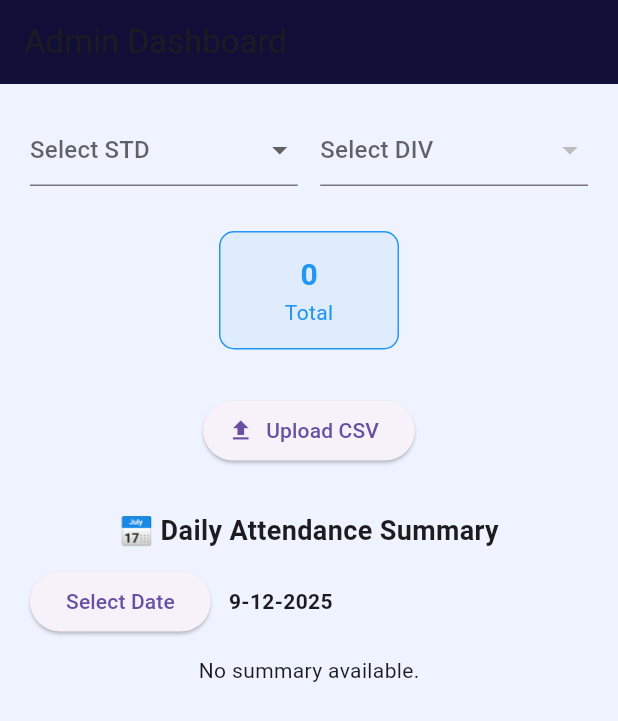
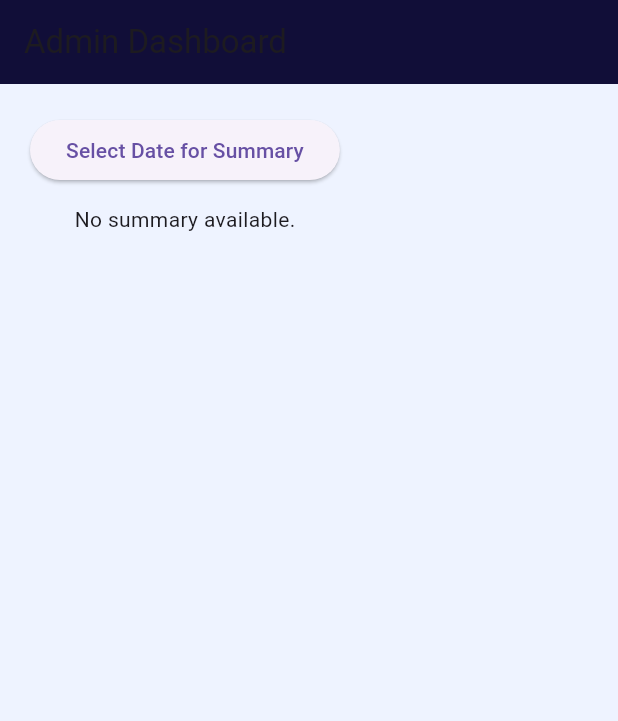
Before and after one commit to vidyakunj/vidyakunj-full-ready, a Flutter app: the AdminDashboard screen opened directly, on a phone screen of 412 x 824 dp. Shown: the top 721 px of the screen. Run offline on Flutter 3.47's test engine with Material 3 defaults, Android fonts, the phone set to English and light mode, and no system bars; our stand-ins replace csv, file_picker, shared_preferences; accounts and stored records are empty.

Commit message:
Update admin_dashboard.dart

```diff
--- a/lib/screens/admin_dashboard.dart
+++ b/lib/screens/admin_dashboard.dart
@@ -84,7 +84,7 @@ class _AdminDashboardState extends State<AdminDashboard> {
       ScaffoldMessenger.of(context).showSnackBar(
         const SnackBar(content: Text("Students uploaded successfully")),
       );
-      loadStudents(); // Refresh count
+      loadStudents();
     } else {
       ScaffoldMessenger.of(context).showSnackBar(
         SnackBar(content: Text("Upload failed: ${res.body}")),
@@ -94,7 +94,7 @@ class _AdminDashboardState extends State<AdminDashboard> {
 
   Future<void> loadAttendanceSummary() async {
     final dateStr = "${selectedDate.year}-${selectedDate.month.toString().padLeft(2, '0')}-${selectedDate.day.toString().padLeft(2, '0')}";
-    final uri = Uri.parse("$SERVER_URL/attendance-summary?date=$dateStr");
+    final uri = Uri.parse("$SERVER_URL/full-attendance-summary?date=$dateStr");
 
     final res = await http.get(uri);
     if (res.statusCode == 200) {
@@ -112,11 +112,14 @@ class _AdminDashboardState extends State<AdminDashboard> {
   Widget build(BuildContext context) {
     const navy = Color(0xFF110E38);
 
-  num total = 0, present = 0, absent = 0;
+    int total = 0;
+    int present = 0;
+    int absent = 0;
+
     for (var s in summary) {
-  total += s['total'] ?? 0;
-  present += s['present'] ?? 0;
-  absent += s['absent'] ?? 0;
+      total += (s['total'] ?? 0).toInt();
+      present += (s['present'] ?? 0).toInt();
+      absent += (s['absent'] ?? 0).toInt();
     }
 
     return Scaffold(
@@ -129,54 +132,6 @@ for (var s in summary) {
         padding: const EdgeInsets.all(20),
         child: SingleChildScrollView(
           child: Column(
-            children: [
-              Row(
-                children: [
-                  Expanded(
-                    child: DropdownButtonFormField(
-                      value: selectedStd,
-                      hint: const Text("Select STD"),
-                      items: stdOptions.map((e) => DropdownMenuItem(value: e, child: Text(e))).toList(),
-                      onChanged: (v) {
-                        setState(() {
-                          selectedStd = v;
-                          selectedDiv = null;
-                        });
-                        loadDivisions();
-                      },
-                    ),
-                  ),
-                  const SizedBox(width: 15),
-                  Expanded(
-                    child: DropdownButtonFormField(
-                      value: selectedDiv,
-                      hint: const Text("Select DIV"),
-                      items: divisions.map((e) => DropdownMenuItem(value: e, child: Text(e))).toList(),
-                      onChanged: (v) {
-                        setState(() => selectedDiv = v);
-                        loadStudents();
-                      },
-                    ),
-                  ),
-                ],
-              ),
-              const SizedBox(height: 30),
-              Row(
-                mainAxisAlignment: MainAxisAlignment.spaceEvenly,
-                children: [
-                  _box("Total", totalStudents, Colors.blue),
-                ],
-              ),
-              const SizedBox(height: 30),
-              ElevatedButton.icon(
-                onPressed: uploadCSV,
-                icon: const Icon(Icons.upload),
-                label: const Text("Upload CSV"),
-              ),
-              const SizedBox(height: 30),
-              Text("📅 Daily Attendance Summary", style: TextStyle(fontSize: 18, fontWeight: FontWeight.bold)),
-              const SizedBox(height: 10),
-              Row(
             children: [
               ElevatedButton(
                 onPressed: () async {
@@ -191,32 +146,30 @@ for (var s in summary) {
                     loadAttendanceSummary();
                   }
                 },
-                    child: const Text("Select Date"),
-                  ),
-                  const SizedBox(width: 12),
-                  Text("${selectedDate.day}-${selectedDate.month}-${selectedDate.year}", style: const TextStyle(fontWeight: FontWeight.bold)),
-                ],
+                child: const Text("Select Date for Summary"),
               ),
               const SizedBox(height: 12),
               summary.isEmpty
                   ? const Text("No summary available.")
                   : Column(
-                      crossAxisAlignment: CrossAxisAlignment.start,
                       children: [
                         ...summary.map((e) {
                           return Card(
                             child: ListTile(
                               title: Text("STD: ${e['std']}  |  DIV: ${e['div']}"),
-                              subtitle: Text("Total: ${e['total']}  |  Present: ${e['present']}  |  Absent: ${e['absent']}"),
+                              subtitle: Text("Total: ${e['total']}  |  Present: ${e['present']}  |  Absent: ${e['absent']}")
                             ),
                           );
                         }).toList(),
-                        const Divider(thickness: 1.2),
-                        Padding(
-                          padding: const EdgeInsets.symmetric(vertical: 8.0),
-                          child: Text(
-                            "Grand Total: $total | Present: $present | Absent: $absent",
-                            style: const TextStyle(fontWeight: FontWeight.bold, fontSize: 16),
+                        const SizedBox(height: 15),
+                        Card(
+                          color: Colors.yellow[100],
+                          child: ListTile(
+                            title: const Text(
+                              "All Classes Summary",
+                              style: TextStyle(fontWeight: FontWeight.bold),
+                            ),
+                            subtitle: Text("Total: $total  |  Present: $present  |  Absent: $absent"),
                           ),
                         )
                       ],
@@ -227,32 +180,4 @@ for (var s in summary) {
       ),
     );
   }
-
-  Widget _box(String title, int value, Color color) {
-    return Container(
-      padding: const EdgeInsets.all(14),
-      width: 120,
-      decoration: BoxDecoration(
-        color: color.withOpacity(.08),
-        borderRadius: BorderRadius.circular(10),
-        border: Border.all(color: color),
-      ),
-      child: Column(
-        children: [
-          Text(
-            "$value",
-            style: TextStyle(
-              color: color,
-              fontSize: 20,
-              fontWeight: FontWeight.bold,
-            ),
-          ),
-          Text(
-            title,
-            style: TextStyle(color: color),
-          ),
-        ],
-      ),
-    );
 }
-}
```
Lines whose indentation alone changed are shown as unchanged.
